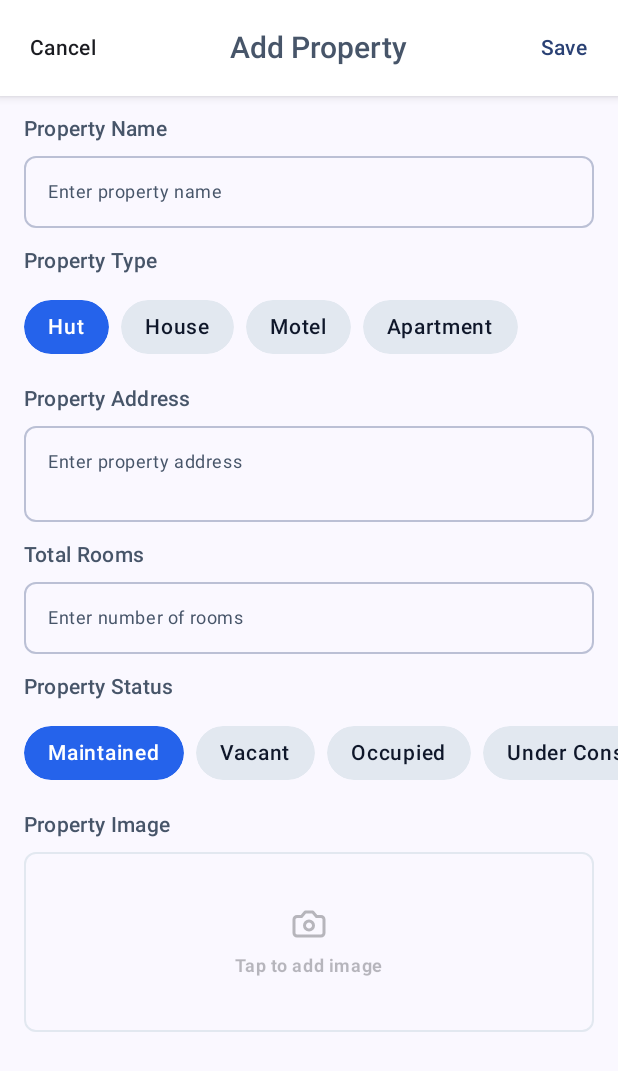
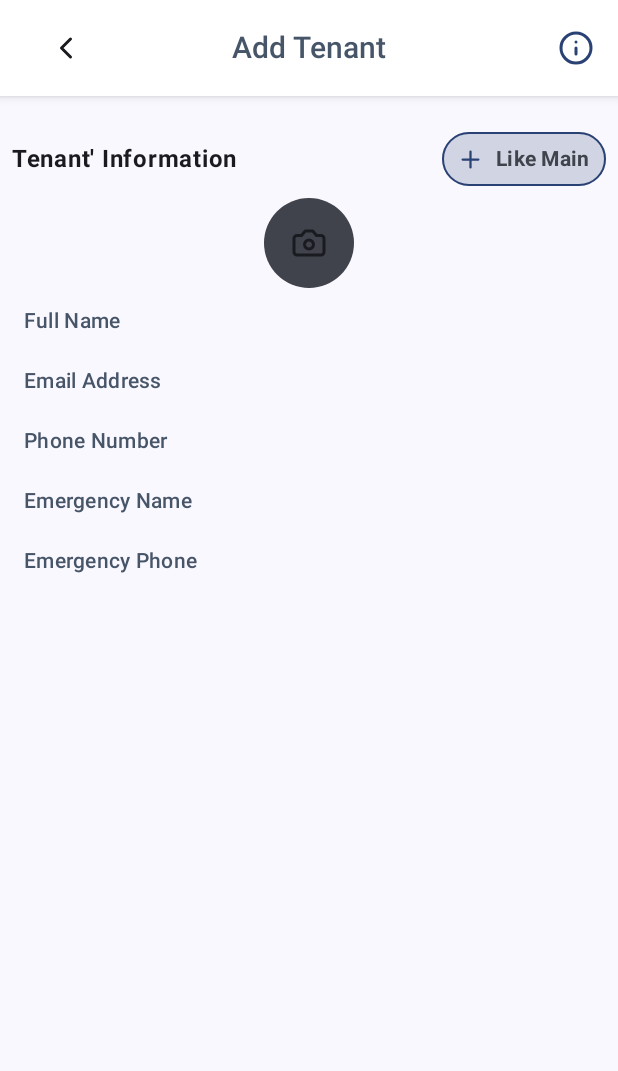
Before and after one commit to anhtuanMDev/TenantTrack, an Android app built with Jetpack Compose: the AddTenantScreen screen opened through its navigation route, on a phone screen of 412 x 824 dp. Shown: the top 1071 px of the screen. Run offline under Robolectric (Android 15) with nearby library versions, the phone set to English and light mode, and no system bars; our stand-ins replace Dagger/Hilt's generated code, Room's generated code.

```diff
--- a/app/src/main/java/com/example/tenanttrack/MainActivity.kt
+++ b/app/src/main/java/com/example/tenanttrack/MainActivity.kt
@@ -7,7 +7,9 @@ import androidx.activity.enableEdgeToEdge
 import androidx.navigation.compose.rememberNavController
 import com.example.tenanttrack.presentation.screen.navigation.RootNavGraph
 import com.example.tenanttrack.ui.theme.TenantTrackTheme
+import dagger.hilt.android.AndroidEntryPoint
 
+//@AndroidEntryPoint
 class MainActivity : ComponentActivity() {
     override fun onCreate(savedInstanceState: Bundle?) {
         super.onCreate(savedInstanceState)
--- /dev/null
+++ b/app/src/main/java/com/example/tenanttrack/di/HiltApplication.kt
@@ -0,0 +1,8 @@
+package com.example.tenanttrack.di
+
+import android.app.Application
+import dagger.hilt.android.HiltAndroidApp
+
+@HiltAndroidApp
+class HiltApplication: Application() {
+}
--- /dev/null
+++ b/app/src/main/java/com/example/tenanttrack/presentation/components/FormSection.kt
@@ -0,0 +1,40 @@
+package com.example.tenanttrack.presentation.components
+
+import android.annotation.SuppressLint
+import androidx.compose.foundation.layout.Column
+import androidx.compose.foundation.layout.ColumnScope
+import androidx.compose.foundation.layout.padding
+import androidx.compose.material3.MaterialTheme
+import androidx.compose.material3.Text
+import androidx.compose.runtime.Composable
+import androidx.compose.ui.Modifier
+import androidx.compose.ui.text.font.FontWeight
+import androidx.compose.ui.unit.dp
+import com.example.tenanttrack.ui.theme.Gray600
+
+@Composable
+fun FormSection(
+    title: String,
+    @SuppressLint("ModifierParameter")
+    textModifier: Modifier = Modifier.padding(
+        bottom = 8.dp,
+        top = 12.dp,
+        start = 16.dp,
+        end = 16.dp
+    ),
+    modifier: Modifier = Modifier,
+    content: @Composable ColumnScope.() -> Unit
+) {
+    Text(
+        text = title,
+        style = MaterialTheme.typography.bodyMedium.copy(
+            color = Gray600,
+            fontWeight = FontWeight.W600
+        ),
+        modifier = textModifier
+    )
+    Column(
+        modifier = modifier,
+        content = content
+    )
+}
--- a/app/src/main/java/com/example/tenanttrack/presentation/screen/add_property/AddPropertyScreen.kt
+++ b/app/src/main/java/com/example/tenanttrack/presentation/screen/add_property/AddPropertyScreen.kt
@@ -9,7 +9,6 @@ import androidx.compose.foundation.border
 import androidx.compose.foundation.clickable
 import androidx.compose.foundation.layout.Arrangement
 import androidx.compose.foundation.layout.Column
-import androidx.compose.foundation.layout.ColumnScope
 import androidx.compose.foundation.layout.fillMaxSize
 import androidx.compose.foundation.layout.fillMaxWidth
 import androidx.compose.foundation.layout.height
@@ -35,7 +34,6 @@ import androidx.compose.ui.text.font.FontWeight
 import androidx.compose.ui.text.input.ImeAction
 import androidx.compose.ui.text.input.KeyboardType
 import androidx.compose.ui.unit.dp
-import androidx.compose.ui.unit.sp
 import androidx.lifecycle.viewmodel.compose.viewModel
 import androidx.navigation.NavController
 import coil3.compose.AsyncImage
@@ -45,12 +43,11 @@ import com.example.tenanttrack.data.local.entities.PropertyStatus
 import com.example.tenanttrack.domain.model.PropertyFormEvent
 import com.example.tenanttrack.domain.utils.CropUtils
 import com.example.tenanttrack.presentation.components.FilterChips
+import com.example.tenanttrack.presentation.components.FormSection
 import com.example.tenanttrack.presentation.components.FormTextField
 import com.example.tenanttrack.presentation.components.PropertyHeaderBar
 import com.example.tenanttrack.presentation.viewmodel.PropertyFormViewModel
-import com.example.tenanttrack.ui.theme.Blue
 import com.example.tenanttrack.ui.theme.Gray200
-import com.example.tenanttrack.ui.theme.Gray600
 
 @Composable
 fun AddPropertyScreen(navController: NavController) {
@@ -113,7 +110,7 @@ fun AddPropertyBody(onGoBack: () -> Unit, viewModel: PropertyFormViewModel = vie
             },
         )
 
-        SectionTile(
+        FormSection(
             title = stringResource(id = R.string.add_property_title1),
             modifier = Modifier.padding(horizontal = 16.dp)
         ) {
@@ -132,11 +129,11 @@ fun AddPropertyBody(onGoBack: () -> Unit, viewModel: PropertyFormViewModel = vie
             )
         }
 
-        SectionTile(title = stringResource(id = R.string.add_property_title2)) {
+        FormSection(title = stringResource(id = R.string.add_property_title2)) {
             FilterChips(categories = listModelType, selectedCategory = "Hut") { }
         }
 
-        SectionTile(
+        FormSection(
             title = stringResource(id = R.string.add_property_title3),
             modifier = Modifier.padding(horizontal = 16.dp)
         ) {
@@ -157,7 +154,7 @@ fun AddPropertyBody(onGoBack: () -> Unit, viewModel: PropertyFormViewModel = vie
             )
         }
 
-        SectionTile(
+        FormSection(
             title = stringResource(id = R.string.add_property_title4),
             modifier = Modifier.padding(horizontal = 16.dp)
         ) {
@@ -176,11 +173,11 @@ fun AddPropertyBody(onGoBack: () -> Unit, viewModel: PropertyFormViewModel = vie
             )
         }
 
-        SectionTile(title = stringResource(id = R.string.add_property_title5)) {
+        FormSection(title = stringResource(id = R.string.add_property_title5)) {
             FilterChips(categories = listStatus, selectedCategory = "Maintained") { }
         }
 
-        SectionTile(
+        FormSection(
             title = stringResource(id = R.string.add_property_title6),
             modifier = Modifier.padding(horizontal = 16.dp),
         ) {
@@ -222,23 +219,3 @@ fun AddPropertyBody(onGoBack: () -> Unit, viewModel: PropertyFormViewModel = vie
         }
     }
 }
-
-@Composable
-fun SectionTile(
-    title: String,
-    modifier: Modifier = Modifier,
-    content: @Composable ColumnScope.() -> Unit
-) {
-    Text(
-        text = title,
-        style = MaterialTheme.typography.bodyMedium.copy(
-            color = Gray600,
-            fontWeight = FontWeight.W600
-        ),
-        modifier = Modifier.padding(bottom = 8.dp, top = 12.dp, start = 16.dp, end = 16.dp)
-    )
-    Column(
-        modifier = modifier,
-        content = content
-    )
-}
--- /dev/null
+++ b/app/src/main/java/com/example/tenanttrack/presentation/screen/add_room/AddTenant.kt
@@ -0,0 +1,143 @@
+package com.example.tenanttrack.presentation.screen.add_room
+
+import androidx.compose.foundation.background
+import androidx.compose.foundation.border
+import androidx.compose.foundation.layout.Arrangement
+import androidx.compose.foundation.layout.Column
+import androidx.compose.foundation.layout.Row
+import androidx.compose.foundation.layout.Spacer
+import androidx.compose.foundation.layout.fillMaxSize
+import androidx.compose.foundation.layout.fillMaxWidth
+import androidx.compose.foundation.layout.padding
+import androidx.compose.foundation.layout.size
+import androidx.compose.foundation.layout.width
+import androidx.compose.foundation.shape.RoundedCornerShape
+import androidx.compose.material3.Icon
+import androidx.compose.material3.IconButton
+import androidx.compose.material3.MaterialTheme
+import androidx.compose.material3.Surface
+import androidx.compose.material3.Text
+import androidx.compose.runtime.Composable
+import androidx.compose.ui.Alignment
+import androidx.compose.ui.Modifier
+import androidx.compose.ui.draw.clip
+import androidx.compose.ui.res.painterResource
+import androidx.compose.ui.res.stringResource
+import androidx.compose.ui.text.font.FontWeight
+import androidx.compose.ui.unit.dp
+import androidx.navigation.NavController
+import com.example.tenanttrack.R
+import com.example.tenanttrack.presentation.components.FormSection
+import com.example.tenanttrack.presentation.components.PropertyHeaderBar
+
+@Composable
+fun AddTenantScreen(navController: NavController) {
+    Surface(
+        modifier = Modifier.fillMaxSize()
+    ) {
+        AddTenantBody(onGoBack = { navController.popBackStack() })
+    }
+}
+
+@Composable
+fun AddTenantBody(onGoBack: () -> Unit) {
+    val shapeRound = RoundedCornerShape(32.dp)
+    Column(modifier = Modifier.background(MaterialTheme.colorScheme.background)) {
+        PropertyHeaderBar(
+            title = stringResource(id = R.string.header_add_tenant),
+            showActionButton = true,
+            showGoBack = true,
+            back = {
+                IconButton(onClick = onGoBack, modifier = Modifier.padding(start = 16.dp)) {
+                    Icon(
+                        painter = painterResource(id = R.drawable.chevron_left),
+                        contentDescription = null
+                    )
+                }
+            },
+            actions = {
+                IconButton(onClick = onGoBack, modifier = Modifier.padding(start = 16.dp)) {
+                    Icon(
+                        painter = painterResource(id = R.drawable.info),
+                        contentDescription = null,
+                        tint = MaterialTheme.colorScheme.primary
+                    )
+                }
+            },
+        )
+
+        Row(
+            modifier = Modifier
+                .fillMaxWidth()
+                .padding(horizontal = 8.dp)
+                .padding(top = 24.dp, bottom = 8.dp),
+            verticalAlignment = Alignment.CenterVertically,
+            horizontalArrangement = Arrangement.SpaceBetween
+        ) {
+            Text(
+                text = stringResource(id = R.string.add_tenant_header),
+                style = MaterialTheme.typography.bodyLarge.copy(
+                    fontWeight = FontWeight.W700,
+                    color = MaterialTheme.colorScheme.onBackground
+                ),
+            )
+            Row(
+                verticalAlignment = Alignment.CenterVertically,
+                modifier = Modifier
+                    .background(
+                        color = MaterialTheme.colorScheme.primary.copy(alpha = 0.2f),
+                        shape = shapeRound
+                    )
+                    .border(
+                        width = 1.dp,
+                        color = MaterialTheme.colorScheme.primary,
+                        shape = shapeRound
+                    )
+                    .padding(vertical = 8.dp, horizontal = 10.dp)
+            ) {
+                Icon(
+                    painter = painterResource(id = R.drawable.plus),
+                    contentDescription = null,
+                    tint = MaterialTheme.colorScheme.primary,
+                    modifier = Modifier.size(18.dp)
+                )
+                Spacer(modifier = Modifier.width(8.dp))
+                Text(
+                    text = stringResource(id = R.string.add_tenant_helper_like_main),
+                    style = MaterialTheme.typography.bodyMedium.copy(
+                        fontWeight = FontWeight.W700,
+                        color = MaterialTheme.colorScheme.onSurfaceVariant
+                    ),
+                )
+            }
+        }
+
+        Row(
+            modifier = Modifier
+                .fillMaxWidth(),
+            horizontalArrangement = Arrangement.Center
+        ) {
+            IconButton(
+                onClick = {}, modifier = Modifier
+                    .size(60.dp)
+                    .background(
+                        MaterialTheme.colorScheme.onSurfaceVariant,
+                        shape = RoundedCornerShape(60.dp)
+                    )
+                    .clip(RoundedCornerShape(60.dp))
+            ) {
+                Icon(
+                    painter = painterResource(id = R.drawable.camera),
+                    contentDescription = null,
+                    tint = MaterialTheme.colorScheme.onSurface
+                )
+            }
+        }
+
+        FormSection(title = stringResource(id = R.string.add_tenant_title1)) { }
+        FormSection(title = stringResource(id = R.string.add_tenant_title2)) { }
+        FormSection(title = stringResource(id = R.string.add_tenant_title3)) { }
+        FormSection(title = stringResource(id = R.string.add_tenant_title4)) { }
+        FormSection(title = stringResource(id = R.string.add_tenant_title5)) { }
+    }
+}
--- a/app/src/main/java/com/example/tenanttrack/presentation/screen/main_screen/MainScreen.kt
+++ b/app/src/main/java/com/example/tenanttrack/presentation/screen/main_screen/MainScreen.kt
@@ -84,7 +84,7 @@ fun MainScreen(rootNavController: NavHostController, bottomNav: NavHostControlle
             if (currentRoute.route == Screen.Property.route) {
                 FloatingActionButton(
                     containerColor = Blue,
-                    onClick = { rootNavController.navigate(Graph.ADD_PROPERTY) }
+                    onClick = { rootNavController.navigate(Graph.ADD_TENANT) }
                 ) {
                     Icon(
                         painter = painterResource(id = R.drawable.plus),
--- a/app/src/main/java/com/example/tenanttrack/presentation/screen/navigation/RootNavGraph.kt
+++ b/app/src/main/java/com/example/tenanttrack/presentation/screen/navigation/RootNavGraph.kt
@@ -6,6 +6,7 @@ import androidx.navigation.compose.NavHost
 import androidx.navigation.compose.composable
 import androidx.navigation.compose.rememberNavController
 import com.example.tenanttrack.presentation.screen.add_property.AddPropertyScreen
+import com.example.tenanttrack.presentation.screen.add_room.AddTenantScreen
 import com.example.tenanttrack.presentation.screen.main_screen.MainScreen
 
 @Composable
@@ -22,5 +23,8 @@ fun RootNavGraph(navController: NavHostController) {
         composable(Graph.ADD_PROPERTY) {
             AddPropertyScreen(navController)
         }
+        composable(Graph.ADD_TENANT) {
+            AddTenantScreen(navController)
+        }
     }
 }
--- a/app/src/main/java/com/example/tenanttrack/ui/theme/Theme.kt
+++ b/app/src/main/java/com/example/tenanttrack/ui/theme/Theme.kt
@@ -42,6 +42,7 @@ private val LightColorScheme = lightColorScheme(
 
     surface = White,              // Màu nền của card, sheet, dialog
     onSurface = Gray900,          // Text trên surface
+    onSurfaceVariant = Gray400,
 
     error = Error,                // Màu thông báo lỗi
     onError = White,              // Text trên nền error
--- /dev/null
+++ b/app/src/main/res/drawable/cloud_download.xml
@@ -0,0 +1,17 @@
+<?xml version="1.0" encoding="utf-8"?>
+<vector xmlns:android="http://schemas.android.com/apk/res/android"
+    android:width="24dp"
+    android:height="24dp"
+    android:viewportWidth="24"
+    android:viewportHeight="24">
+
+    <path
+        android:fillColor="#000000"
+        android:pathData="M12 13v8l-4-4" />
+    <path
+        android:fillColor="#000000"
+        android:pathData="M12 21 4-4" />
+    <path
+        android:fillColor="#000000"
+        android:pathData="M4.393 15.269A7 7 0 1 1 15.71 8h1.79a4.5 4.5 0 0 1 2.436 8.284" />
+</vector>
--- a/app/src/main/res/values/strings.xml
+++ b/app/src/main/res/values/strings.xml
@@ -4,6 +4,7 @@
     <string name="empty_string" />
     <string name="option_cancel">Cancel</string>
     <string name="option_save">Save</string>
+    <string name="add_photo">Add photo</string>
 
     // for validate error
     <string name="error_minimum_digit_length">You need to input at lease %1$d digits</string>
@@ -18,6 +19,8 @@
 
     // for nav header
     <string name="header_add_property">Add Property</string>
+    <string name="header_add_tenant">Add Tenant</string>
+    <string name="header_add_room">Add Room</string>
 
     // for tab header
     <string name="tab1_title">Properties</string>
@@ -75,6 +78,22 @@
     <string name="add_property_title5">Property Status</string>
     <string name="add_property_title6">Property Image</string>
     <string name="add_property_placeholder6">Tap to add image</string>
+
+    // for add tenant form
+    <string name="add_tenant_header">Tenant\' Information</string>
+
+    <string name="add_tenant_helper_like_main">Like Main</string>
+    <string name="add_tenant_title1">Full Name</string>
+    <string name="add_tenant_placeholder1">Enter tenant\'s full name</string>
+    <string name="add_tenant_title2">Email Address</string>
+    <string name="add_tenant_placeholder2">Enter email address</string>
+    <string name="add_tenant_title3">Phone Number</string>
+    <string name="add_tenant_placeholder3">Enter phone number</string>
+    <string name="add_tenant_title4">Emergency Name</string>
+    <string name="add_tenant_placeholder4">Tenant\'s emergency contact name</string>
+    <string name="add_tenant_title5">Emergency Phone</string>
+    <string name="add_tenant_placeholder5">Tenant\'s emergency contact phone number</string>
+
 
     // for property type
     <string name="property_type_apartment">Apartment</string>
```
Also changed, not shown: 1 other file.
